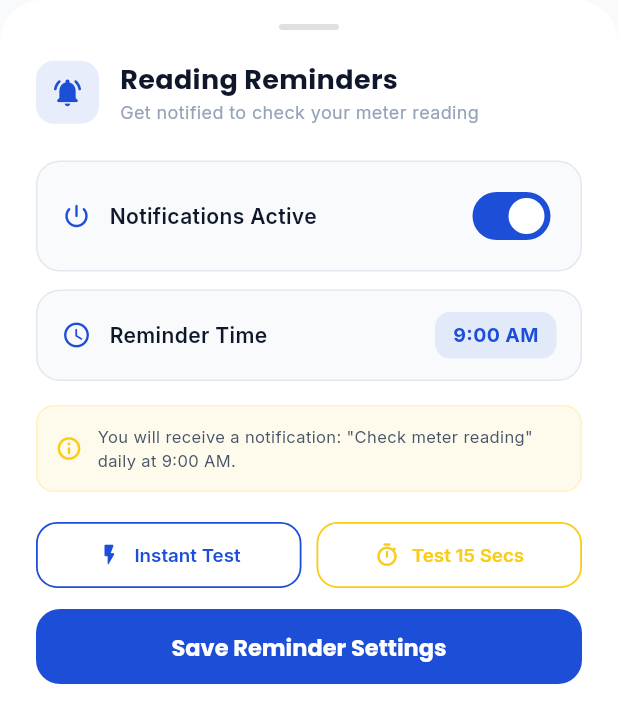
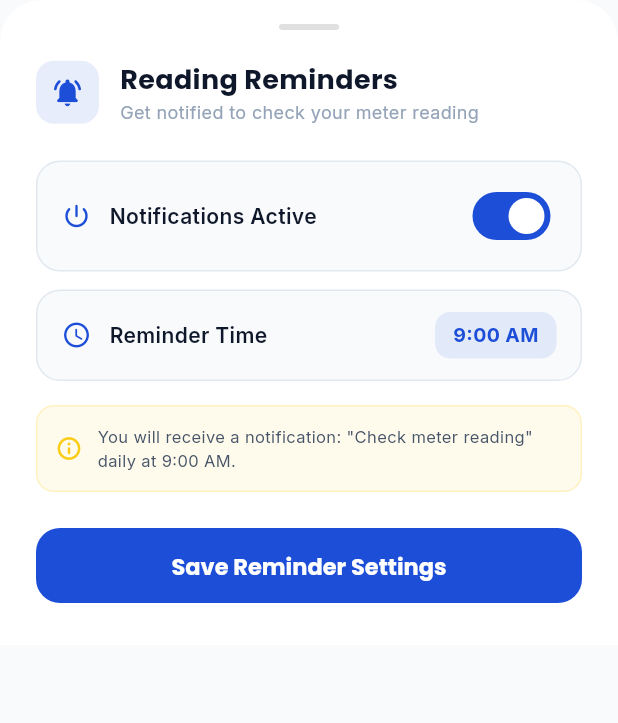
Before and after one commit to UmairSiddique-SE/MeterPro, a Flutter app: the NotificationSettingsSheet widget shown alone on an empty page, opened directly, on a phone screen of 412 x 824 dp. Shown: the top 723 px of the screen. Run offline on Flutter 3.47's test engine with Material 3 defaults, Android fonts, the phone set to English and light mode, and no system bars; our stand-ins replace camera, cloud_firestore, firebase_auth, firebase_core, fl_chart, flutter_dotenv and 6 more; missing offline and left inert: google_mlkit_text_recognition; accounts and stored records are empty; network calls fail.

Commit message:
refactor: production clean notifications and remove test buttons

```diff
--- a/lib/widgets/notification_settings_sheet.dart
+++ b/lib/widgets/notification_settings_sheet.dart
@@ -256,77 +256,7 @@ class _NotificationSettingsSheetState extends State<NotificationSettingsSheet> {
                     ],
                   ),
                 ),
-                const SizedBox(height: 20),
-                Row(
-                  children: [
-                    Expanded(
-                      child: SizedBox(
-                        height: 44,
-                        child: OutlinedButton.icon(
-                          style: OutlinedButton.styleFrom(
-                            foregroundColor: AppColors.primary,
-                            side: const BorderSide(color: AppColors.primary, width: 1.2),
-                            shape: RoundedRectangleBorder(
-                              borderRadius: BorderRadius.circular(14),
-                            ),
-                            padding: const EdgeInsets.symmetric(horizontal: 10),
-                          ),
-                          onPressed: () async {
-                            await ReminderService.instance.showTestNotification();
-                            if (context.mounted) {
-                              ScaffoldMessenger.of(context).showSnackBar(
-                                const SnackBar(
-                                  content: Text('Instant test sent! Check notification bar.'),
-                                  backgroundColor: AppColors.primary,
-                                  duration: Duration(seconds: 2),
-                                ),
-                              );
-                            }
-                          },
-                          icon: const Icon(Icons.flash_on_rounded, size: 17),
-                          label: const Text(
-                            'Instant Test',
-                            style: TextStyle(fontSize: 12.5, fontWeight: FontWeight.w600),
-                          ),
-                        ),
-                      ),
-                    ),
-                    const SizedBox(width: 10),
-                    Expanded(
-                      child: SizedBox(
-                        height: 44,
-                        child: OutlinedButton.icon(
-                          style: OutlinedButton.styleFrom(
-                            foregroundColor: AppColors.accentOrange,
-                            side: const BorderSide(color: AppColors.accentOrange, width: 1.2),
-                            shape: RoundedRectangleBorder(
-                              borderRadius: BorderRadius.circular(14),
-                            ),
-                            padding: const EdgeInsets.symmetric(horizontal: 10),
-                          ),
-                          onPressed: () async {
-                            await ReminderService.instance.scheduleQuickTestReminder(seconds: 15);
-                            if (context.mounted) {
-                              ScaffoldMessenger.of(context).showSnackBar(
-                                const SnackBar(
-                                  content: Text('Scheduled for 15 sec from now! Lock phone & wait.'),
-                                  backgroundColor: AppColors.accentOrange,
-                                  duration: Duration(seconds: 3),
-                                ),
-                              );
-                            }
-                          },
-                          icon: const Icon(Icons.timer_outlined, size: 17),
-                          label: const Text(
-                            'Test 15 Secs',
-                            style: TextStyle(fontSize: 12.5, fontWeight: FontWeight.w600),
-                          ),
-                        ),
-                      ),
-                    ),
-                  ],
-                ),
-                const SizedBox(height: 14),
+                const SizedBox(height: 24),
                 // Save button
                 SizedBox(
                   width: double.infinity,
```
Also changed, not shown: lib/services/reminder_service.dart (+0 -90 lines), 1 other file.
